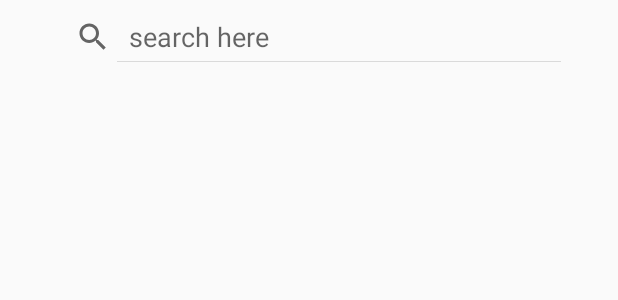
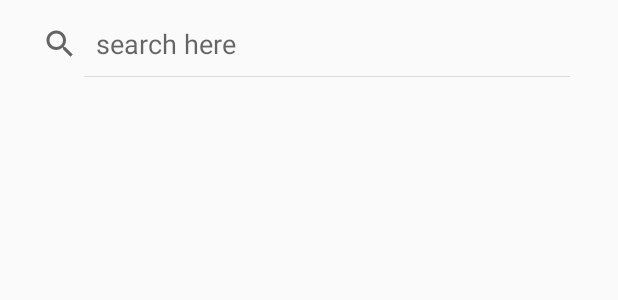
Before and after one commit to Ankeshthunder/MusicPlayer, an Android app: the layout activity_searchview.xml on its own in the app's theme, with its tools: preview values and no code run, on a phone screen of 412 x 824 dp. Shown: the top 300 px of the screen. Run offline under Robolectric (Android 15) with nearby library versions, the phone set to English and light mode, and no system bars.

Commit message:
eight commit

```diff
--- a/app/src/main/java/com/example/mediaplayer/MainActivity.kt
+++ b/app/src/main/java/com/example/mediaplayer/MainActivity.kt
@@ -195,7 +195,8 @@ class MainActivity : AppCompatActivity() {
     {
 
         val i = intent
-        var bd = i.extras
+        var bd:Bundle = i.extras
+
             msong = bd.getParcelableArrayList<Parcelable>("songs") as ArrayList<File>
 
             sname = msong.get(positn).name.toString()
@@ -203,9 +204,9 @@ class MainActivity : AppCompatActivity() {
             track.text = songname
             positn = bd.getInt("pos", 0)
 
+
             val uri = Uri.parse(msong.get(positn).toString())
             creator(uri)
-
     }
 
      // action bar button
--- a/app/src/main/res/layout/activity_searchview.xml
+++ b/app/src/main/res/layout/activity_searchview.xml
@@ -6,8 +6,8 @@
         android:layout_width="match_parent"
         android:layout_height="match_parent"
         tools:context=".searchview">
-    <SearchView android:layout_width="352dp"
-                android:layout_height="33dp"
+    <SearchView android:layout_width="380dp"
+                android:layout_height="43dp"
                 android:id="@+id/Sview"
                 android:queryHint="search here"
                 android:iconifiedByDefault="false"
@@ -18,16 +18,17 @@
                 app:layout_constraintBottom_toBottomOf="parent"
                 android:layout_marginEnd="8dp"
                 android:layout_marginStart="8dp"
-                app:layout_constraintVertical_bias="0.0"></SearchView>
+                app:layout_constraintVertical_bias="0.0" app:layout_constraintHorizontal_bias="0.0"></SearchView>
     <ListView
-            android:layout_width="395dp"
+            android:layout_width="392dp"
             android:id="@+id/Plist"
             android:padding="10dp"
-            android:layout_height="546dp" android:layout_marginBottom="8dp"
+            android:layout_height="625dp" android:layout_marginBottom="8dp"
             app:layout_constraintBottom_toBottomOf="parent" app:layout_constraintEnd_toEndOf="parent"
-            android:layout_marginEnd="8dp" android:layout_marginTop="8dp"
-            app:layout_constraintTop_toTopOf="@+id/sview" app:layout_constraintVertical_bias="1.0"
-            app:layout_constraintStart_toStartOf="parent" android:layout_marginStart="8dp"/>
+            android:layout_marginEnd="8dp"
+            app:layout_constraintStart_toStartOf="parent" android:layout_marginStart="8dp"
+            android:layout_marginTop="8dp" app:layout_constraintTop_toTopOf="@+id/Sview"
+            app:layout_constraintHorizontal_bias="0.0" app:layout_constraintVertical_bias="0.756"/>
 
 
 </android.support.constraint.ConstraintLayout>
```
Also changed, not shown: app/src/main/java/com/example/mediaplayer/searchview.kt (+21 -2 lines), app/src/main/java/com/example/mediaplayer/songslist.kt (+8 -3 lines), 1 other file. Lines whose indentation alone changed are shown as unchanged.
